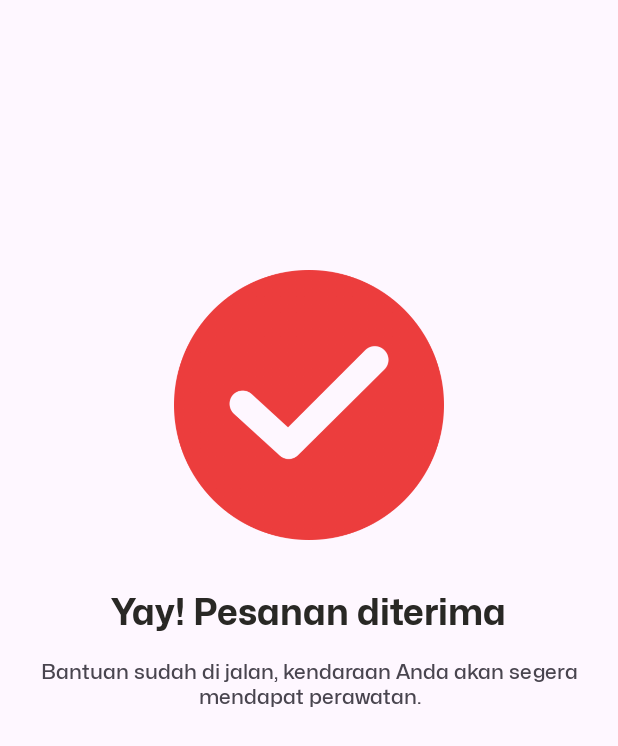
After one commit to Orion-FastFixx/Speedify, an Android app: the SuccessOrderPaymentActivity screen opened directly, with no data from a screen before it, on a phone screen of 412 x 824 dp. The commit adds this screen. Shown: the top 746 px of the screen. Run offline under Robolectric (Android 15) with nearby library versions, the phone set to English and light mode, and no system bars.

Commit message:
feat: wip success screen

```diff
--- a/app/src/main/AndroidManifest.xml
+++ b/app/src/main/AndroidManifest.xml
@@ -17,6 +17,9 @@
         android:theme="@style/Theme.Speedify"
         android:usesCleartextTraffic="true"
         tools:targetApi="31">
+        <activity
+            android:name=".feature_payment.SuccessOrderPaymentActivity"
+            android:exported="false" />
         <activity
             android:name=".SplashActivity"
             android:exported="true"
--- /dev/null
+++ b/app/src/main/java/com/example/speedify/feature_payment/SuccessOrderPaymentActivity.kt
@@ -0,0 +1,12 @@
+package com.example.speedify.feature_payment
+
+import androidx.appcompat.app.AppCompatActivity
+import android.os.Bundle
+import com.example.speedify.R
+
+class SuccessOrderPaymentActivity : AppCompatActivity() {
+    override fun onCreate(savedInstanceState: Bundle?) {
+        super.onCreate(savedInstanceState)
+        setContentView(R.layout.activity_success_order_payment)
+    }
+}
--- /dev/null
+++ b/app/src/main/res/layout/activity_success_order_payment.xml
@@ -0,0 +1,45 @@
+<?xml version="1.0" encoding="utf-8"?>
+<androidx.constraintlayout.widget.ConstraintLayout xmlns:android="http://schemas.android.com/apk/res/android"
+    xmlns:app="http://schemas.android.com/apk/res-auto"
+    xmlns:tools="http://schemas.android.com/tools"
+    android:layout_width="match_parent"
+    android:layout_height="match_parent"
+    tools:context=".feature_payment.SuccessOrderPaymentActivity">
+
+    <ImageView
+        android:id="@+id/ic_success"
+        android:layout_width="match_parent"
+        android:layout_height="180dp"
+        android:layout_marginTop="180dp"
+        android:contentDescription="@string/icon"
+        android:src="@drawable/ic_success"
+        app:layout_constraintEnd_toEndOf="parent"
+        app:layout_constraintStart_toStartOf="parent"
+        app:layout_constraintTop_toTopOf="parent" />
+
+    <TextView
+        android:id="@+id/tv_title_success"
+        style="@style/MonaBold24"
+        android:layout_width="wrap_content"
+        android:layout_height="wrap_content"
+        android:layout_marginTop="32dp"
+        android:text="@string/title_success"
+        android:textColor="@color/charleston_green"
+        app:layout_constraintEnd_toEndOf="parent"
+        app:layout_constraintStart_toStartOf="parent"
+        app:layout_constraintTop_toBottomOf="@+id/ic_success" />
+
+    <TextView
+        android:id="@+id/tv_subtitle_success"
+        style="@style/MonaMedium14"
+        android:layout_width="wrap_content"
+        android:layout_height="wrap_content"
+        android:gravity="center"
+        android:layout_marginHorizontal="16dp"
+        android:layout_marginTop="16dp"
+        android:text="@string/subtitle_success"
+        app:layout_constraintStart_toStartOf="parent"
+        app:layout_constraintEnd_toEndOf="parent"
+        app:layout_constraintTop_toBottomOf="@+id/tv_title_success" />
+
+</androidx.constraintlayout.widget.ConstraintLayout>
--- a/app/src/main/res/values/strings.xml
+++ b/app/src/main/res/values/strings.xml
@@ -123,4 +123,6 @@
     <string name="title_timeout">Batas Akhir Pembayaran</string>
     <string name="timeout">00:00</string>
     <string name="place_order">Lanjutkan Pembayaran</string>
+    <string name="title_success">Yay! Pesanan diterima</string>
+    <string name="subtitle_success">Bantuan sudah di jalan, kendaraan Anda akan segera mendapat perawatan.</string>
 </resources>
--- a/app/src/main/res/values/themes.xml
+++ b/app/src/main/res/values/themes.xml
@@ -112,6 +112,11 @@
         <item name="android:fontFamily">@font/mona_sans_bold</item>
     </style>
 
+    <style name="MonaBold24">
+        <item name="android:textSize">24sp</item>
+        <item name="android:fontFamily">@font/mona_sans_bold</item>
+    </style>
+
     <style name="bottomNavbar">
         <item name="android:textSize">12sp</item>
         <item name="fontFamily">@font/mona_sans_medium</item>
```
Also changed, not shown: app/src/main/res/drawable/ic_success.png (added).
